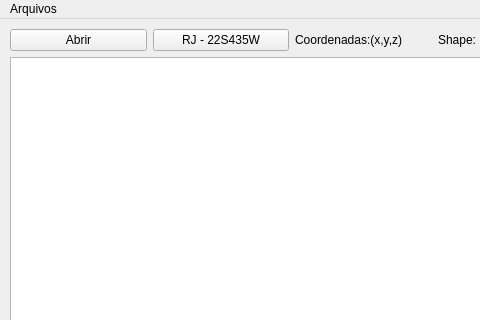
This is betsabe/open_tif_2.ui in BetSpaguetty/Projeto-Taludes as Qt 5 draws it before an edit; both pictures show x 0 to 480 and y 0 to 320 of the 1162 by 601 pixel window. The edited form follows.
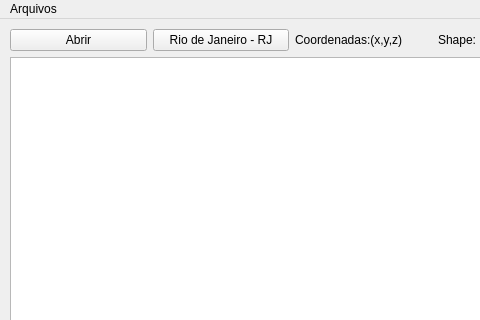
This is the edited form.

```diff
--- a/betsabe/open_tif_2.ui
+++ b/betsabe/open_tif_2.ui
@@ -84,7 +84,7 @@
        <item row="0" column="1">
         <widget class="QPushButton" name="pushButton">
          <property name="text">
-          <string>RJ - 22S435W</string>
+          <string>Rio de Janeiro - RJ</string>
          </property>
         </widget>
        </item>
```
Left out of the diff: 10 changed lines with no effect on the pictures.
